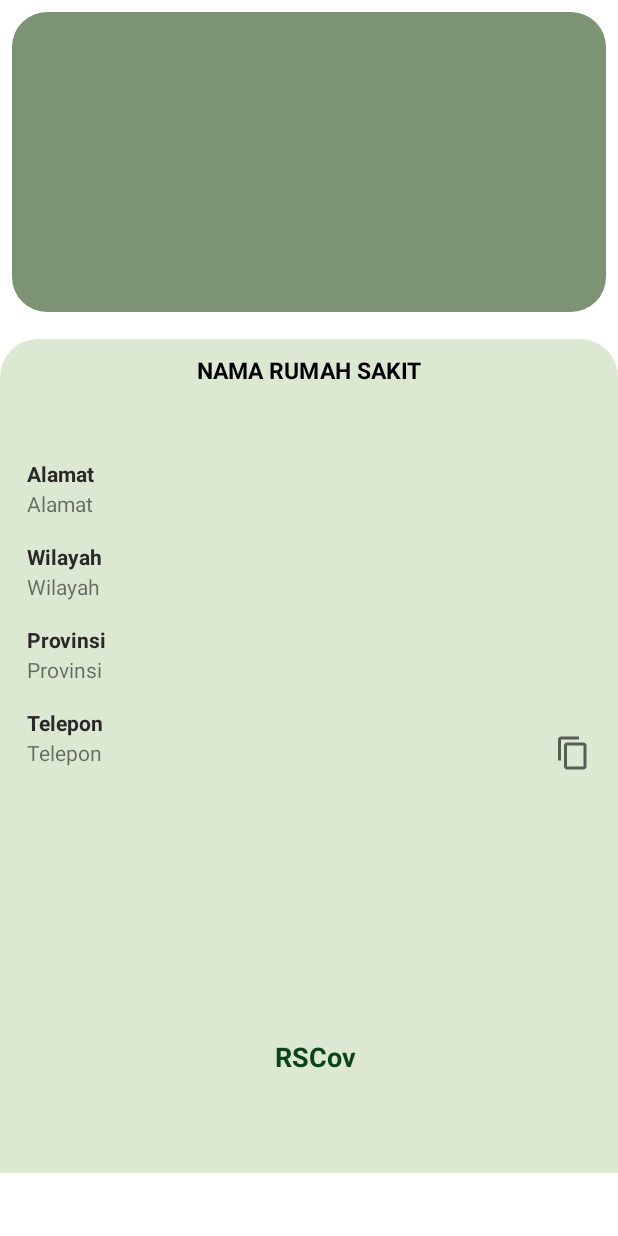
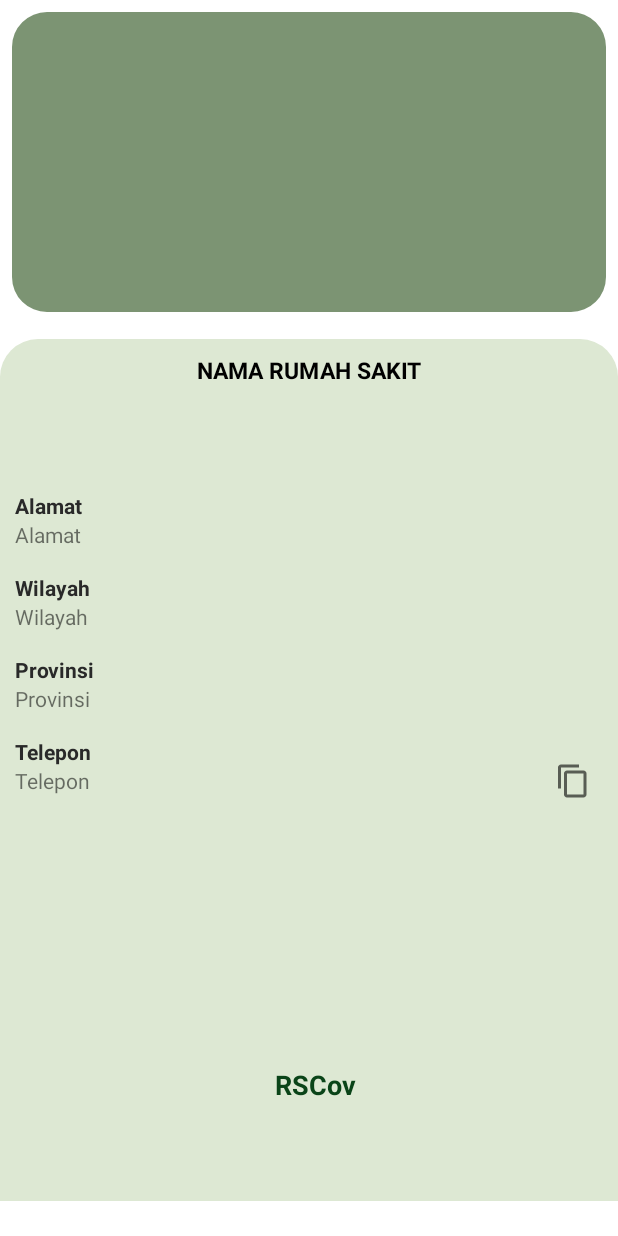
Before and after one commit to NurMuhammadSyaifuddin/RSCov, an Android app: the layout activity_detail.xml on its own in the app's theme, with its tools: preview values and no code run, on a phone screen of 412 x 824 dp. Run offline under Robolectric (Android 15) with nearby library versions, the phone set to English and light mode, and no system bars.

Commit message:
Fixing bug on activity_detail.xml

```diff
--- a/app/src/main/res/layout/activity_detail.xml
+++ b/app/src/main/res/layout/activity_detail.xml
@@ -38,11 +38,11 @@
 
             <TextView
                 android:id="@+id/tv_hospital_name"
-                android:layout_width="wrap_content"
+                android:layout_width="0dp"
                 android:layout_height="wrap_content"
-                android:maxLines="2"
                 android:text="@string/nama_rumah_sakit"
                 android:textColor="@color/black"
+                android:textAlignment="center"
                 android:textSize="@dimen/sp_15"
                 android:textStyle="bold"
                 app:layout_constraintEnd_toEndOf="parent"
@@ -53,7 +53,6 @@
                 android:id="@+id/title_address"
                 android:layout_width="match_parent"
                 android:layout_height="wrap_content"
-                android:layout_marginStart="@dimen/dp_8"
                 android:layout_marginTop="@dimen/sp_70"
                 android:text="@string/address"
                 android:textColor="@color/black2"
@@ -61,97 +60,86 @@
                 android:textStyle="bold"
                 app:layout_constraintEnd_toEndOf="parent"
                 app:layout_constraintStart_toStartOf="parent"
-                app:layout_constraintTop_toTopOf="@id/tv_hospital_name" />
+                app:layout_constraintTop_toBottomOf="@id/tv_hospital_name" />
 
             <TextView
                 android:id="@+id/tv_address"
                 android:layout_width="match_parent"
                 android:layout_height="wrap_content"
-                android:layout_marginStart="@dimen/dp_8"
-                android:layout_marginTop="@dimen/dp_20"
                 android:text="@string/address"
                 android:textSize="@dimen/sp_14"
                 app:layout_constraintEnd_toEndOf="parent"
                 app:layout_constraintStart_toStartOf="parent"
-                app:layout_constraintTop_toTopOf="@id/title_address" />
+                app:layout_constraintTop_toBottomOf="@id/title_address" />
 
             <TextView
                 android:id="@+id/title_region"
                 android:layout_width="match_parent"
                 android:layout_height="wrap_content"
-                android:layout_marginStart="@dimen/dp_8"
-                android:layout_marginTop="@dimen/dp_35"
+                android:layout_marginTop="@dimen/dp_16"
                 android:text="@string/region"
                 android:textColor="@color/black2"
                 android:textSize="@dimen/sp_14"
                 android:textStyle="bold"
                 app:layout_constraintEnd_toEndOf="parent"
                 app:layout_constraintStart_toStartOf="parent"
-                app:layout_constraintTop_toTopOf="@id/tv_address" />
+                app:layout_constraintTop_toBottomOf="@id/tv_address" />
 
             <TextView
                 android:id="@+id/tv_region"
                 android:layout_width="match_parent"
                 android:layout_height="wrap_content"
-                android:layout_marginStart="@dimen/dp_8"
-                android:layout_marginTop="@dimen/dp_20"
                 android:text="@string/region"
                 android:textSize="@dimen/sp_14"
                 app:layout_constraintEnd_toEndOf="parent"
                 app:layout_constraintStart_toStartOf="parent"
-                app:layout_constraintTop_toTopOf="@id/title_region" />
+                app:layout_constraintTop_toBottomOf="@id/title_region" />
 
             <TextView
                 android:id="@+id/title_province"
                 android:layout_width="match_parent"
                 android:layout_height="wrap_content"
-                android:layout_marginStart="@dimen/dp_8"
-                android:layout_marginTop="@dimen/dp_35"
                 android:text="@string/Province"
                 android:textSize="@dimen/sp_14"
                 android:textColor="@color/black2"
                 android:textStyle="bold"
+                android:layout_marginTop="@dimen/dp_16"
                 app:layout_constraintEnd_toEndOf="parent"
                 app:layout_constraintStart_toStartOf="parent"
-                app:layout_constraintTop_toTopOf="@id/tv_region" />
+                app:layout_constraintTop_toBottomOf="@id/tv_region" />
 
             <TextView
                 android:id="@+id/tv_province"
                 android:layout_width="match_parent"
                 android:layout_height="wrap_content"
-                android:layout_marginStart="@dimen/dp_8"
-                android:layout_marginTop="@dimen/dp_20"
                 android:text="@string/Province"
                 android:textSize="@dimen/sp_14"
                 app:layout_constraintEnd_toEndOf="parent"
                 app:layout_constraintStart_toStartOf="parent"
-                app:layout_constraintTop_toTopOf="@id/title_province" />
+                app:layout_constraintTop_toBottomOf="@id/title_province" />
 
             <TextView
                 android:id="@+id/title_phone"
                 android:layout_width="match_parent"
                 android:layout_height="wrap_content"
-                android:layout_marginStart="@dimen/dp_8"
-                android:layout_marginTop="@dimen/dp_35"
                 android:text="@string/Phone"
                 android:textSize="@dimen/sp_14"
+                android:layout_marginTop="@dimen/dp_16"
                 android:textColor="@color/black2"
                 android:textStyle="bold"
                 app:layout_constraintEnd_toEndOf="parent"
                 app:layout_constraintStart_toStartOf="parent"
-                app:layout_constraintTop_toTopOf="@id/tv_province" />
+                app:layout_constraintTop_toBottomOf="@id/tv_province" />
 
             <TextView
                 android:id="@+id/tv_phone"
                 android:layout_width="match_parent"
                 android:layout_height="wrap_content"
-                android:layout_marginStart="@dimen/dp_8"
-                android:layout_marginTop="@dimen/dp_20"
                 android:text="@string/Phone"
                 android:textSize="@dimen/sp_14"
                 android:textIsSelectable="true"
                 app:layout_constraintStart_toStartOf="parent"
-                app:layout_constraintTop_toTopOf="@id/title_phone" />
+                app:layout_constraintTop_toBottomOf="@id/title_phone" />
 
             <ImageView
                 android:id="@+id/img_copas"
```
Also changed, not shown: app/src/main/java/com/project/rscov/ui/detail/DetailActivity.kt (+20 -9 lines), app/src/main/java/com/project/rscov/ui/detail/DetailViewModel.kt (added, +17 -0 lines), app/src/main/java/com/project/rscov/ui/main/MainActivity.kt (+12 -6 lines), 1 other file.
